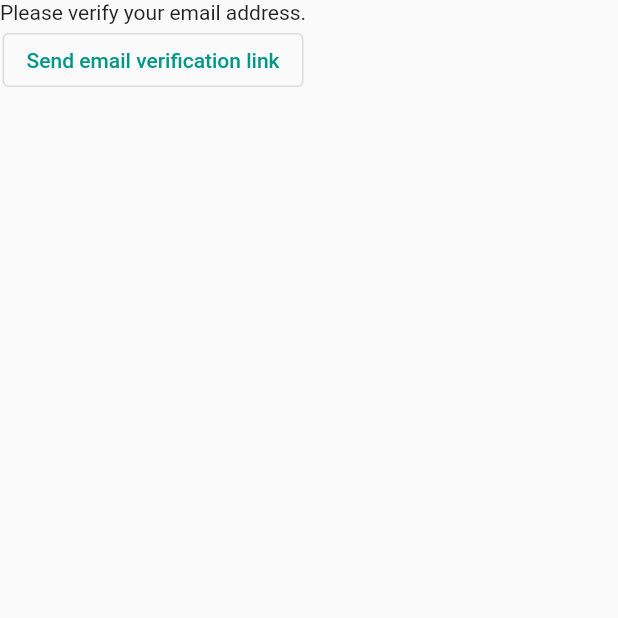
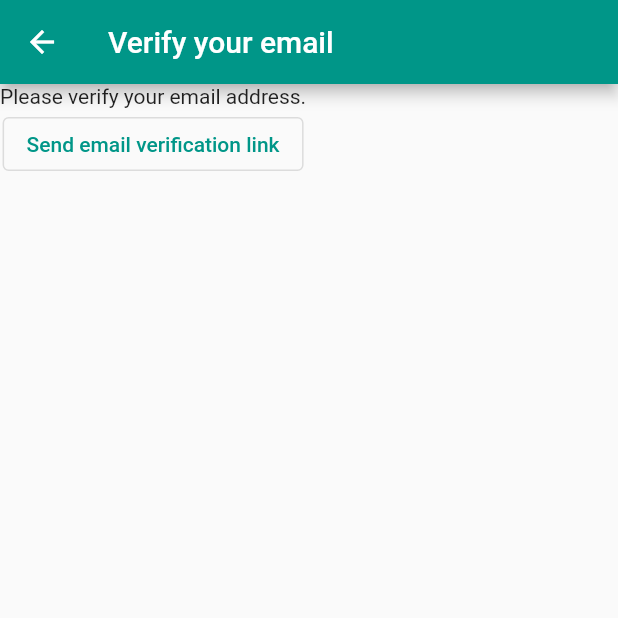
Before and after one commit to mobasaradev/todo_app, a Flutter app: the VerifyEmailView screen opened directly, after a tap on "Send email verification link", on a phone screen of 412 x 824 dp, the top half of it. Run offline on Flutter 3.47's test engine with Material 2 defaults, Android fonts, the phone set to English and light mode, and no system bars; our stand-ins replace cloud_firestore, firebase_auth, firebase_core; accounts and stored records are empty; network calls fail.

Commit message:
if else condition for verify email page

```diff
--- a/lib/pages/homepage.dart
+++ b/lib/pages/homepage.dart
@@ -2,6 +2,8 @@ import 'package:firebase_auth/firebase_auth.dart';
 import 'package:firebase_core/firebase_core.dart';
 import 'package:flutter/material.dart';
 import 'package:todo_app/firebase_options.dart';
+import 'package:todo_app/pages/login.dart';
+import 'package:todo_app/pages/verify_email.dart';
 
 class HomePage extends StatelessWidget {
   const HomePage({super.key});
@@ -20,36 +22,21 @@ class HomePage extends StatelessWidget {
           switch (snapshot.connectionState) {
             case ConnectionState.done:
               final user = FirebaseAuth.instance.currentUser;
-              if (user?.emailVerified ?? false) {
-                return const Text("Done");
+              if (user != null) {
+                if (user.emailVerified) {
+                  print("Your email is verified");
+                  return const Text("Your email is verified");
+                } else {
+                  return const VerifyEmailView();
+                }
               } else {
-                return const VerifyEmailView();
+                return const LoginView();
               }
             default:
-              return const Text("Loading...");
+              return const CircularProgressIndicator();
           }
         },
       ),
     );
   }
 }
-
-class VerifyEmailView extends StatelessWidget {
-  const VerifyEmailView({super.key});
-
-  @override
-  Widget build(BuildContext context) {
-    return Column(
-      children: [
-        const Text("Please verify your email address."),
-        OutlinedButton(
-          onPressed: () async {
-            final user = FirebaseAuth.instance.currentUser;
-            await user?.sendEmailVerification();
-          },
-          child: const Text("Send email verification link"),
-        )
-      ],
-    );
-  }
-}
--- /dev/null
+++ b/lib/pages/verify_email.dart
@@ -0,0 +1,27 @@
+import 'package:firebase_auth/firebase_auth.dart';
+import 'package:flutter/material.dart';
+
+class VerifyEmailView extends StatelessWidget {
+  const VerifyEmailView({super.key});
+
+  @override
+  Widget build(BuildContext context) {
+    return Scaffold(
+      appBar: AppBar(
+        title: const Text("Verify your email"),
+      ),
+      body: Column(
+        children: [
+          const Text("Please verify your email address."),
+          OutlinedButton(
+            onPressed: () async {
+              final user = FirebaseAuth.instance.currentUser;
+              await user?.sendEmailVerification();
+            },
+            child: const Text("Send email verification link"),
+          )
+        ],
+      ),
+    );
+  }
+}
```
Also changed, not shown: lib/pages/login.dart (+15 -0 lines).
